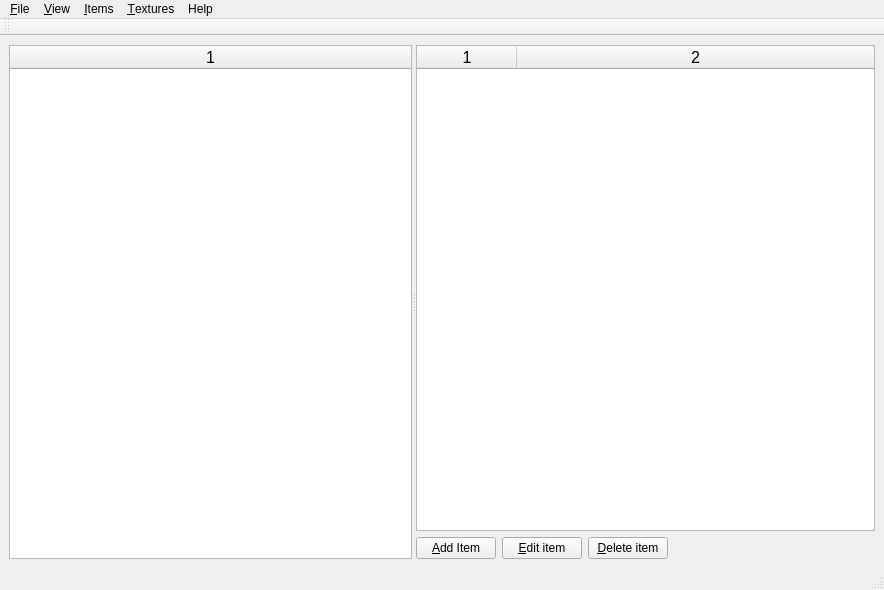
The window that itemEditor/src/mainForm.ui (jeremydumais/TheWarrior) describes before a commit, drawn with Qt 5.
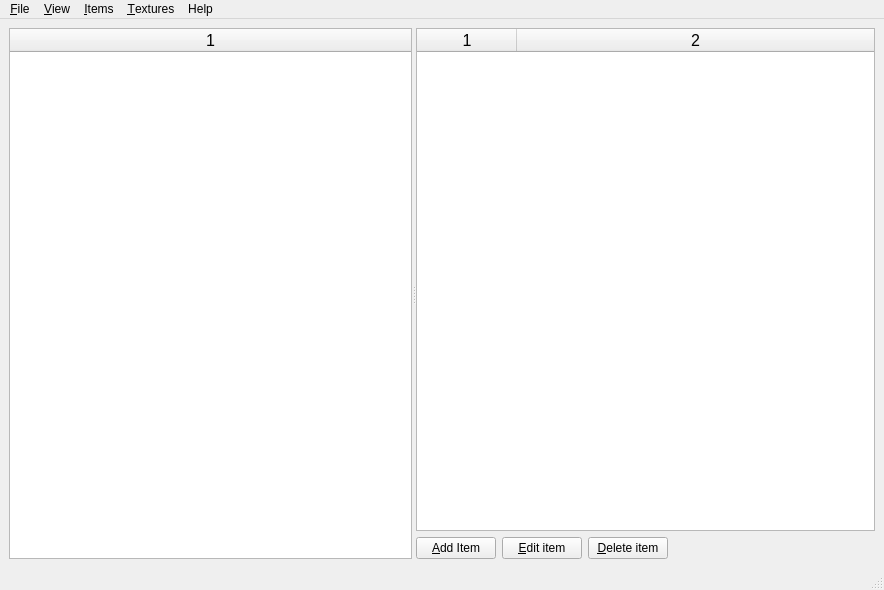
The same window after the commit. Icons and pictures are not drawn.

Commit message: Add recents in the File menu of Item Editor and add item icon in the list.

Patch:
```diff
--- a/itemEditor/src/mainForm.ui
+++ b/itemEditor/src/mainForm.ui
@@ -82,6 +82,12 @@
             <property name="selectionBehavior">
              <enum>QAbstractItemView::SelectRows</enum>
             </property>
+            <property name="iconSize">
+             <size>
+              <width>24</width>
+              <height>24</height>
+             </size>
+            </property>
             <property name="sortingEnabled">
              <bool>true</bool>
             </property>
@@ -239,17 +245,6 @@
    <addaction name="menuHelp"/>
   </widget>
   <widget class="QStatusBar" name="statusbar"/>
-  <widget class="QToolBar" name="toolBar">
-   <property name="windowTitle">
-    <string>toolBar</string>
-   </property>
-   <attribute name="toolBarArea">
-    <enum>TopToolBarArea</enum>
-   </attribute>
-   <attribute name="toolBarBreak">
-    <bool>false</bool>
-   </attribute>
-  </widget>
   <action name="action_Quit">
    <property name="icon">
     <iconset resource="../res/global.qrc">
```
Left out of the diff: 62 changed lines with no effect on the pictures. The commit also changes 9 other files.
